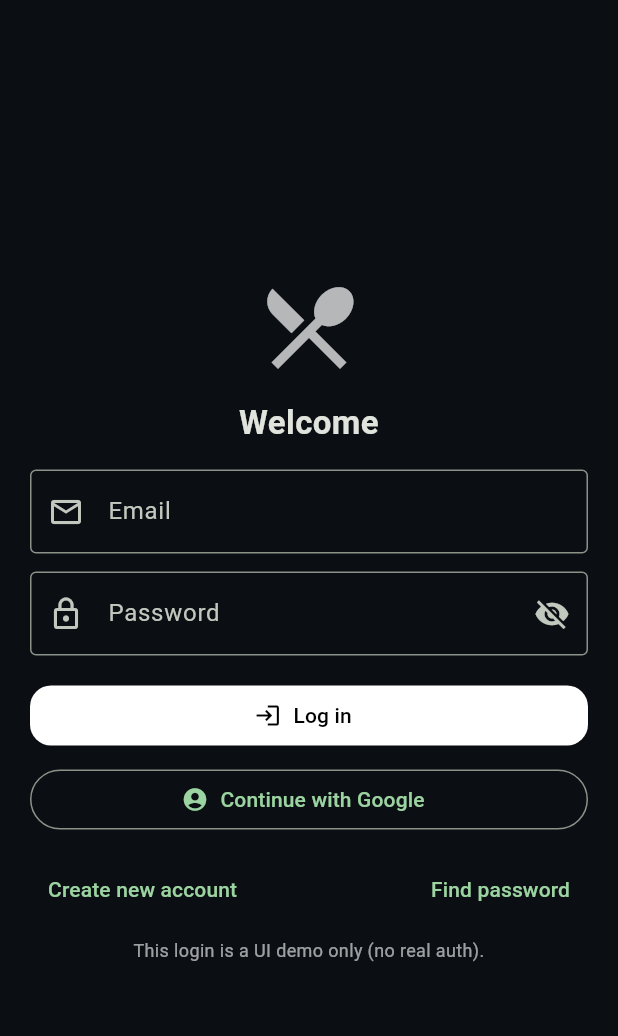
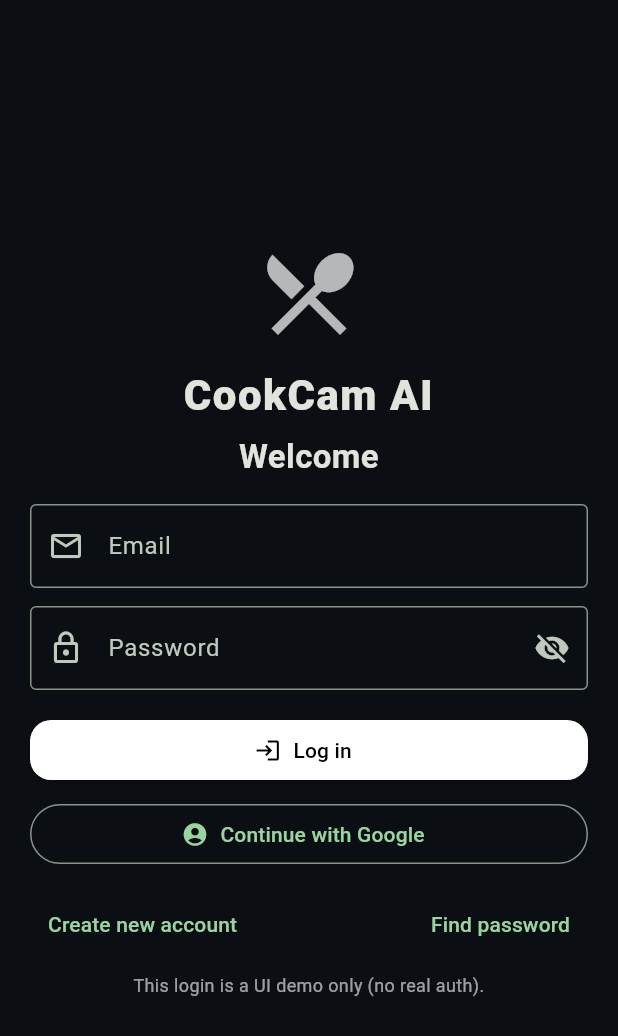
Before and after one commit to Mondaysssss/food-detection, a Flutter app: the screen it shows after launch, on a phone screen of 412 x 824 dp. Shown: the top 1036 px of the screen. Run offline on Flutter 3.47's test engine with Material 3 defaults, Android fonts, the phone set to English and light mode, and no system bars.

Commit message:
加app名在login

```diff
--- a/lib/main.dart
+++ b/lib/main.dart
@@ -258,11 +258,22 @@ class _LoginScreenState extends State<LoginScreen> {
                 children: [
                   const Icon(Icons.restaurant_menu, size: 72, color: Colors.white70),
                   const SizedBox(height: 12),
+                  //  App 名稱
+                  const Text(
+                    'CookCam AI',
+                    textAlign: TextAlign.center,
+                    style: TextStyle(
+                      fontSize: 28,
+                      fontWeight: FontWeight.w800,
+                      letterSpacing: 1.0,
+                    ),
+                  ),
+                  //  App 名稱 end
+                  const SizedBox(height: 6),
                   const Text('Welcome',
                       textAlign: TextAlign.center,
                       style: TextStyle(fontSize: 22, fontWeight: FontWeight.w700)),
                   const SizedBox(height: 16),
-
                   // Email / Password
                   Form(
                     key: _formKey,
```
